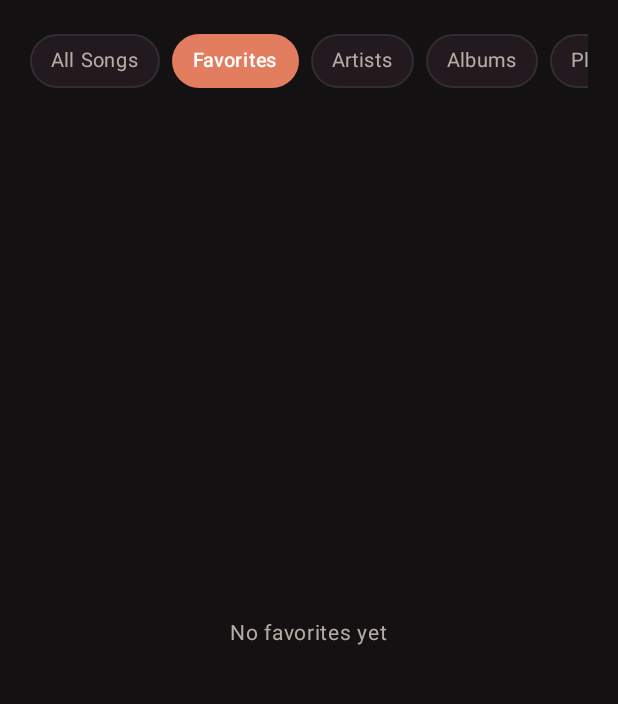
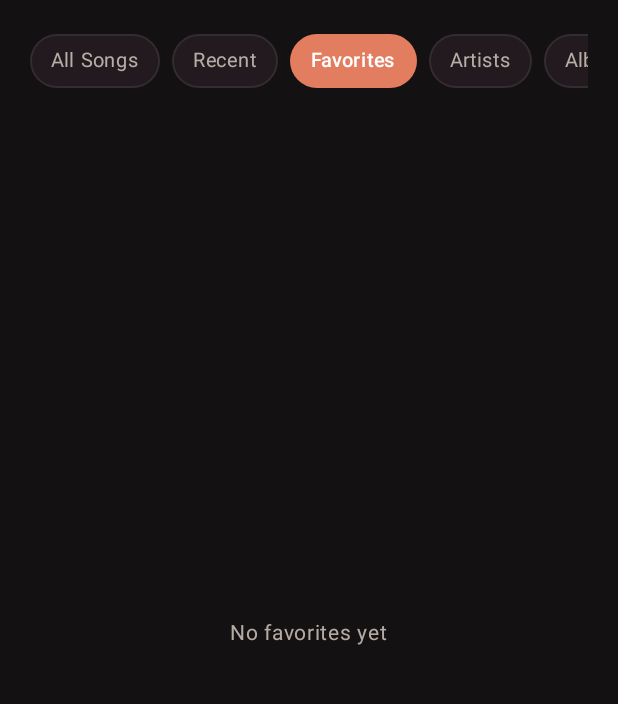
Before and after one commit to Moisessantos45/lume, an Android app built with Jetpack Compose: the screen it shows after launch (MainActivity), after a tap on "Favorites", on a phone screen of 412 x 824 dp, the part 74-778 px from its top. Run offline under Robolectric (Android 15) with nearby library versions, the phone set to English and light mode, and no system bars; our stand-ins replace Room's generated code; 8 statements that could not run were skipped; 2 other taps on this screen came first.

Commit message:
feat: add recent tracks tab and update version to 4.7

```diff
--- a/app/build.gradle.kts
+++ b/app/build.gradle.kts
@@ -15,7 +15,7 @@ android {
         minSdk = 27
         targetSdk = 36
         versionCode = 1
-        versionName = "4.6.4"
+        versionName = "4.7"
 
         testInstrumentationRunner = "androidx.test.runner.AndroidJUnitRunner"
     }
--- a/app/src/main/java/com/example/lume/data/MusicRepository.kt
+++ b/app/src/main/java/com/example/lume/data/MusicRepository.kt
@@ -25,6 +25,8 @@ class MusicRepository(private val dao: TrackDao, private val lyricsDao: LyricsDa
         dao.observeFolders().map { list -> list.map { it.uri } }
 
     suspend fun loadTracks(): List<Track> = dao.getAll().map { it.toTrack() }
+
+    suspend fun loadTracksByInsertion(): List<Track> = dao.getAllByInsertion().map { it.toTrack() }
 
     suspend fun loadFolders(): List<String> = dao.getAllFolders().map { it.uri }
 
--- a/app/src/main/java/com/example/lume/data/TrackDao.kt
+++ b/app/src/main/java/com/example/lume/data/TrackDao.kt
@@ -13,6 +13,9 @@ interface TrackDao {
 
     @Query("SELECT * FROM tracks ORDER BY artist COLLATE NOCASE, title COLLATE NOCASE")
     suspend fun getAll(): List<TrackEntity>
+
+    @Query("SELECT * FROM tracks ORDER BY rowid DESC")
+    suspend fun getAllByInsertion(): List<TrackEntity>
 
     @Query("SELECT uri FROM tracks")
     suspend fun getAllUris(): List<String>
--- a/app/src/main/java/com/example/lume/ui/AlphabetFastScroller.kt
+++ b/app/src/main/java/com/example/lume/ui/AlphabetFastScroller.kt
@@ -159,6 +159,7 @@ fun TrackListWithFastScroll(
     onFavoriteToggle: (Track) -> Unit,
     onDeleteClick: ((Track) -> Unit)? = null,
     emptyMessage: String = "Sin canciones",
+    showFastScroll: Boolean = true,
     keySelector: (Track) -> String = {
         if (it.artist.isNotBlank() && !it.artist.equals("Unknown Artist", ignoreCase = true)) {
             it.artist
@@ -202,7 +203,7 @@ fun TrackListWithFastScroll(
             state = listState,
             modifier = Modifier
                 .fillMaxSize()
-                .padding(end = 24.dp),
+                .padding(end = if (showFastScroll) 24.dp else 0.dp),
             contentPadding = PaddingValues(bottom = 80.dp, top = 4.dp)
         ) {
             itemsIndexed(tracks) { index, track ->
@@ -223,6 +224,7 @@ fun TrackListWithFastScroll(
             }
         }
 
+        if (showFastScroll) {
             AlphabetFastScroller(
                 alphabet = alphabet,
                 currentLetter = currentVisibleLetter,
@@ -239,3 +241,4 @@ fun TrackListWithFastScroll(
             )
         }
     }
+}
--- a/app/src/main/java/com/example/lume/ui/MainScreen.kt
+++ b/app/src/main/java/com/example/lume/ui/MainScreen.kt
@@ -78,7 +78,7 @@ fun MainScreen(viewModel: PlayerViewModel, navigator: CustomNavigator) {
         when { h < 12 -> "Lume"; h < 18 -> "Lume"; else -> "Lume" }
     }
 
-    val chips = listOf("All Songs", "Favorites", "Artists", "Albums", "Playlists", "Stats", "Audio")
+    val chips = listOf("All Songs", "Recent", "Favorites", "Artists", "Albums", "Playlists", "Stats", "Audio")
     var selectedChip by remember { mutableStateOf("All Songs") }
     var selectedArtist by remember { mutableStateOf<String?>(null) }
     var selectedAlbum by remember { mutableStateOf<String?>(null) }
@@ -96,6 +96,12 @@ fun MainScreen(viewModel: PlayerViewModel, navigator: CustomNavigator) {
     LaunchedEffect(selectedPlaylistId) {
         if (selectedPlaylistId != null) {
             viewModel.loadPlaylistTracks(context, selectedPlaylistId!!)
+        }
+    }
+
+    LaunchedEffect(selectedChip) {
+        if (selectedChip == "Recent" && viewModel.recentTracks.isEmpty()) {
+            viewModel.refreshRecentTracks()
         }
     }
 
@@ -389,6 +395,25 @@ fun MainScreen(viewModel: PlayerViewModel, navigator: CustomNavigator) {
                             AlbumCard(albumKey, tracks.size, tracks.first(), Card, TextPrimary, TextSub) { selectedAlbum = albumKey }
                         }
                     }
+                }
+                state.chip == "Recent" -> {
+                    val stateList = rememberLazyListState()
+                    TrackListWithFastScroll(
+                        tracks = viewModel.recentTracks,
+                        listState = stateList,
+                        activeTrackUri = activeTrackUri,
+                        accent = Accent,
+                        textPrimary = TextPrimary,
+                        textSub = TextSub,
+                        debouncer = debouncer,
+                        onTrackSelect = { track ->
+                            viewModel.playTrack(track, viewModel.recentTracks)
+                            navigator.pushFade(Screen.Player)
+                        },
+                        onFavoriteToggle = { viewModel.toggleFavorite(it) },
+                        emptyMessage = "No hay canciones agregadas recientemente",
+                        showFastScroll = false
+                    )
                 }
                 state.chip == "Favorites" -> {
                     val filtered = viewModel.playlist.filter { it.isFavorite }
```
Also changed, not shown: app/src/main/java/com/example/lume/MainActivity.kt (+23 -0 lines), app/src/main/java/com/example/lume/ui/PlayerScreen.kt (+81 -18 lines), 3 other files. Lines whose indentation alone changed are shown as unchanged.
